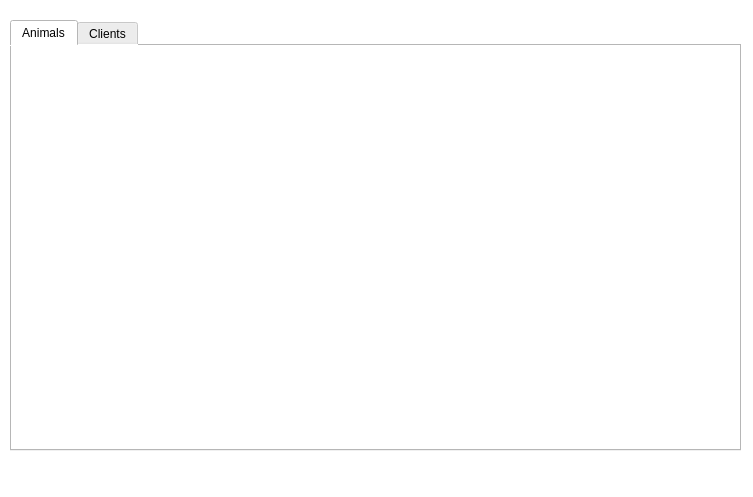
lfroms/cuacs, file app/MainWindow/MainWindow.ui: the form before one commit.
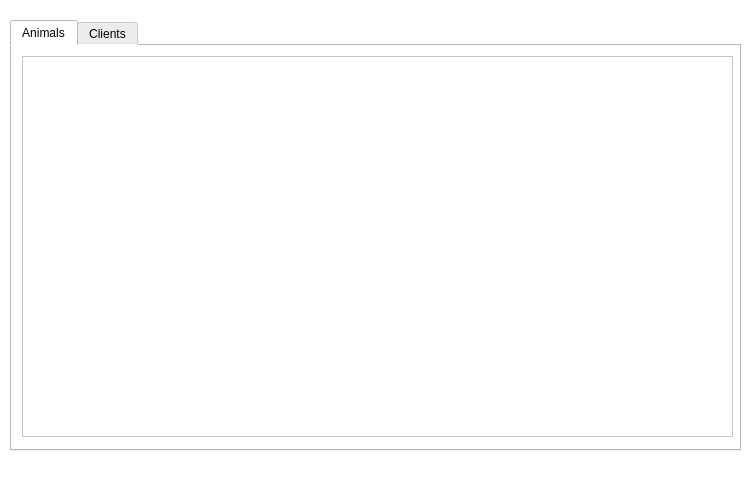
The form after the commit.

Commit message: Add list widget for displaying list

Patch:
```diff
--- a/app/MainWindow/MainWindow.ui
+++ b/app/MainWindow/MainWindow.ui
@@ -51,6 +51,16 @@
      <attribute name="title">
       <string>Animals</string>
      </attribute>
+     <widget class="QListWidget" name="animalsListWidget">
+      <property name="geometry">
+       <rect>
+        <x>10</x>
+        <y>10</y>
+        <width>711</width>
+        <height>381</height>
+       </rect>
+      </property>
+     </widget>
     </widget>
     <widget class="QWidget" name="tab_2">
      <attribute name="title">
```
Left out of the diff: 4 changed lines with no effect on the pictures.
